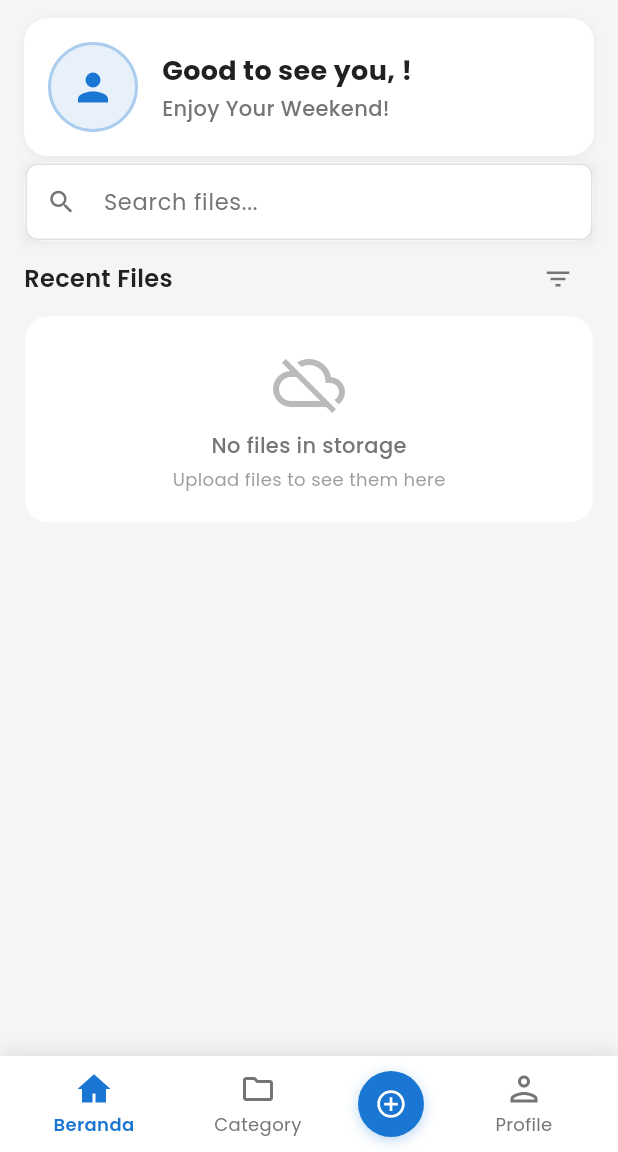
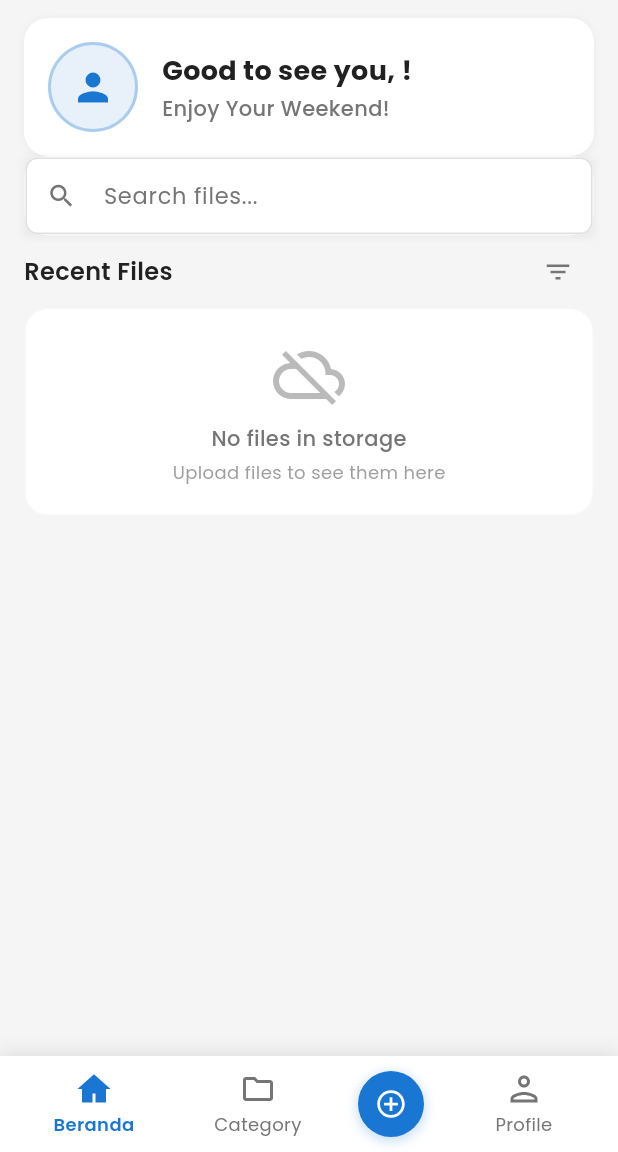
Before and after one commit to rahmathanifpurnama/management-document-app, a Flutter app: the HomeScreen screen opened by its route, on a phone screen of 412 x 824 dp, the part 84-1236 px from its top. Run offline on Flutter 3.47's test engine with Material 3 defaults, Android fonts, the phone set to English and light mode, and no system bars; our stand-ins replace audioplayers, cached_network_image, cloud_firestore, cloud_functions, connectivity_plus, dio and 18 more; missing offline and left inert: external_path, file_selector, firebase_app_check, flutter_pdfview, googleapis; accounts and stored records are empty; network calls fail.

Commit message:
resolve conflic

```diff
--- a/devtools_options.yaml
+++ b/devtools_options.yaml
@@ -1,3 +1,4 @@
 description: This file stores settings for Dart & Flutter DevTools.
 documentation: https://docs.flutter.dev/tools/devtools/extensions#configure-extension-enablement-states
 extensions:
+  - shared_preferences: true
--- a/lib/screens/common/home_screen.dart
+++ b/lib/screens/common/home_screen.dart
@@ -353,8 +353,6 @@ class _HomeScreenState extends State<HomeScreen> with WidgetsBindingObserver {
                     onProfileTap: () => _showProfileMenu(authProvider),
                   ),
 
-                  SizedBox(height: responsiveSpacing / 3),
-
                   // Dashboard Statistics Section (Admin only) - Using RealTimeStatsWidget without animations
                   if (authProvider.isAdmin) ...[
                     const SizedBox(height: 12),
@@ -371,10 +369,6 @@ class _HomeScreenState extends State<HomeScreen> with WidgetsBindingObserver {
                     onSearchChanged: _performSearch,
                   ),
 
-                  SizedBox(
-                    height: responsiveSpacing / 12,
-                  ), // Reduced spacing before file list
-                  // File List Section - Using new component
                   HomeFileListSection(
                     searchQuery: _searchController.text,
                     onDocumentTap: _navigateToFilePreview,
```
Also changed, not shown: flutter_01.png (added).
